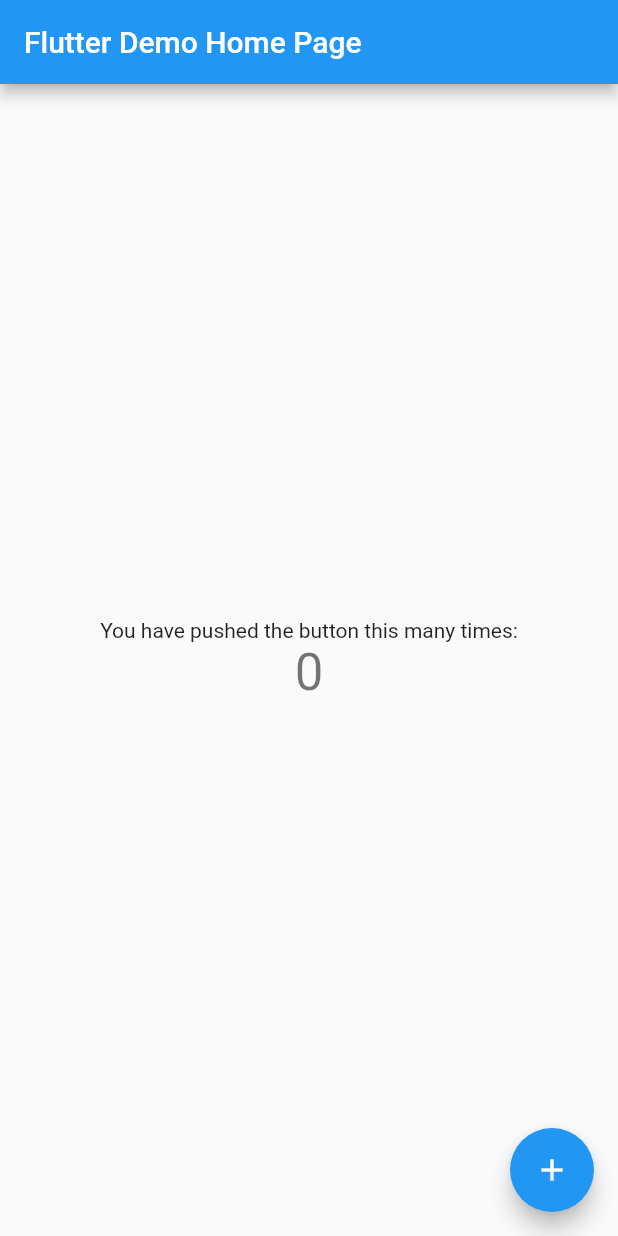
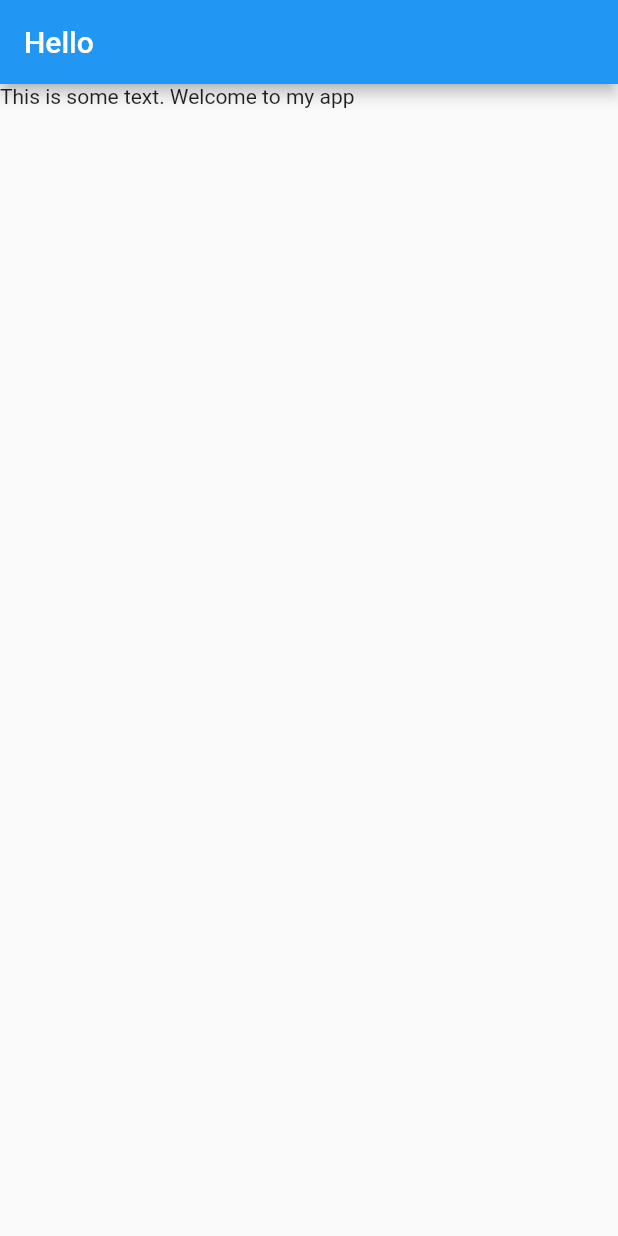
Before and after one commit to samevans/simphony, a Flutter app: the screen it shows after launch, on a phone screen of 412 x 824 dp. Run offline on Flutter 3.47's test engine with Material 2 defaults, Android fonts, the phone set to English and light mode, and no system bars.

Commit message:
app and main files

```diff
--- /dev/null
+++ b/lib/app.dart
@@ -0,0 +1,12 @@
+import 'package:flutter/material.dart';
+import 'landing.dart';
+
+class App extends StatelessWidget {
+
+	@override
+	Widget build(BuildContext context) {
+		return MaterialApp(
+			home: LandingPage()
+		);
+	}
+}
--- /dev/null
+++ b/lib/landing.dart
@@ -0,0 +1,14 @@
+import 'package:flutter/material.dart';
+
+class LandingPage extends StatelessWidget {
+
+	@override
+	Widget build(BuildContext context) {
+		return Scaffold(
+			appBar: AppBar(
+				title: Text('Hello'),
+			),
+			body: Text('This is some text. Welcome to my app')
+		);
+	}
+}
--- a/lib/main.dart
+++ b/lib/main.dart
@@ -1,111 +1,6 @@
 import 'package:flutter/material.dart';
+import 'app.dart';
 
-void main() => runApp(MyApp());
-
-class MyApp extends StatelessWidget {
-  // This widget is the root of your application.
-  @override
-  Widget build(BuildContext context) {
-    return MaterialApp(
-      title: 'Flutter Demo',
-      theme: ThemeData(
-        // This is the theme of your application.
-        //
-        // Try running your application with "flutter run". You'll see the
-        // application has a blue toolbar. Then, without quitting the app, try
-        // changing the primarySwatch below to Colors.green and then invoke
-        // "hot reload" (press "r" in the console where you ran "flutter run",
-        // or simply save your changes to "hot reload" in a Flutter IDE).
-        // Notice that the counter didn't reset back to zero; the application
-        // is not restarted.
-        primarySwatch: Colors.blue,
-      ),
-      home: MyHomePage(title: 'Flutter Demo Home Page'),
-    );
-  }
+main() {
+	runApp(App());
 }
-
-class MyHomePage extends StatefulWidget {
-  MyHomePage({Key key, this.title}) : super(key: key);
-
-  // This widget is the home page of your application. It is stateful, meaning
-  // that it has a State object (defined below) that contains fields that affect
-  // how it looks.
-
-  // This class is the configuration for the state. It holds the values (in this
-  // case the title) provided by the parent (in this case the App widget) and
-  // used by the build method of the State. Fields in a Widget subclass are
-  // always marked "final".
-
-  final String title;
-
-  @override
-  _MyHomePageState createState() => _MyHomePageState();
-}
-
-class _MyHomePageState extends State<MyHomePage> {
-  int _counter = 0;
-
-  void _incrementCounter() {
-    setState(() {
-      // This call to setState tells the Flutter framework that something has
-      // changed in this State, which causes it to rerun the build method below
-      // so that the display can reflect the updated values. If we changed
-      // _counter without calling setState(), then the build method would not be
-      // called again, and so nothing would appear to happen.
-      _counter++;
-    });
-  }
-
-  @override
-  Widget build(BuildContext context) {
-    // This method is rerun every time setState is called, for instance as done
-    // by the _incrementCounter method above.
-    //
-    // The Flutter framework has been optimized to make rerunning build methods
-    // fast, so that you can just rebuild anything that needs updating rather
-    // than having to individually change instances of widgets.
-    return Scaffold(
-      appBar: AppBar(
-        // Here we take the value from the MyHomePage object that was created by
-        // the App.build method, and use it to set our appbar title.
-        title: Text(widget.title),
-      ),
-      body: Center(
-        // Center is a layout widget. It takes a single child and positions it
-        // in the middle of the parent.
-        child: Column(
-          // Column is also layout widget. It takes a list of children and
-          // arranges them vertically. By default, it sizes itself to fit its
-          // children horizontally, and tries to be as tall as its parent.
-          //
-          // Invoke "debug painting" (press "p" in the console, choose the
-          // "Toggle Debug Paint" action from the Flutter Inspector in Android
-          // Studio, or the "Toggle Debug Paint" command in Visual Studio Code)
-          // to see the wireframe for each widget.
-          //
-          // Column has various properties to control how it sizes itself and
-          // how it positions its children. Here we use mainAxisAlignment to
-          // center the children vertically; the main axis here is the vertical
-          // axis because Columns are vertical (the cross axis would be
-          // horizontal).
-          mainAxisAlignment: MainAxisAlignment.center,
-          children: <Widget>[
-            Text(
-              'You have pushed the button this many times:',
-            ),
-            Text(
-              '$_counter',
-              style: Theme.of(context).textTheme.display1,
-            ),
-          ],
-        ),
-      ),
-      floatingActionButton: FloatingActionButton(
-        onPressed: _incrementCounter,
-        tooltip: 'Increment',
-        child: Icon(Icons.add),
-      ), // This trailing comma makes auto-formatting nicer for build methods.
-    );
-  }
-}
```
